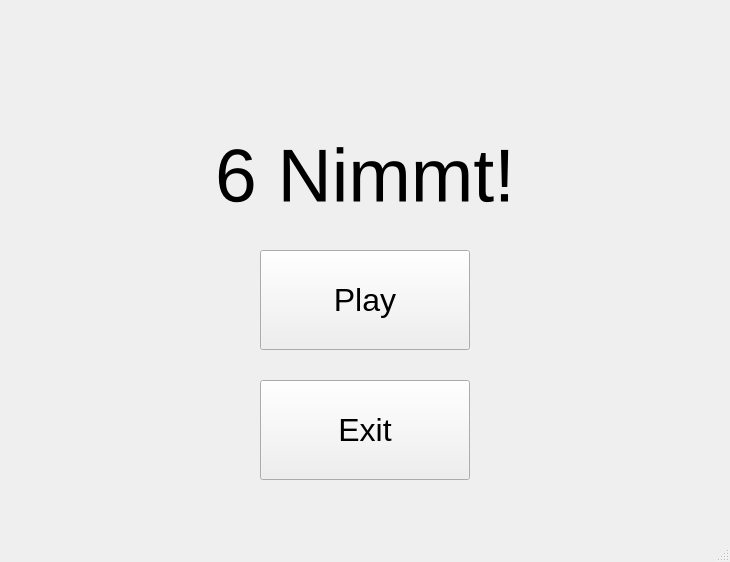
Before: the Qt Designer form mainWin.ui in sqrtxander/6nimmt, drawn with Qt 5.
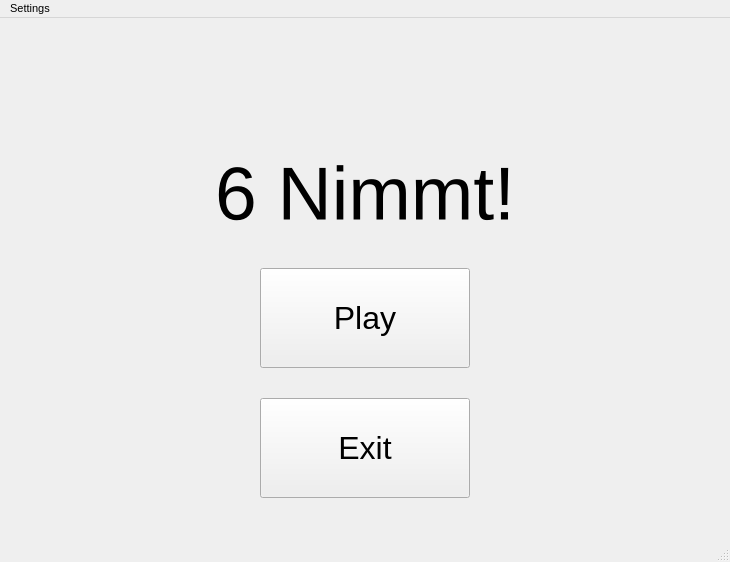
After: the same form once the commit is applied. Icons and pictures are not drawn.

Commit message: convert other windows to their own files, start settings window

Diff of the .ui file:
```diff
--- a/mainWin.ui
+++ b/mainWin.ui
@@ -1290,6 +1290,12 @@
      <height>21</height>
     </rect>
    </property>
+   <widget class="QMenu" name="menuSettings">
+    <property name="title">
+     <string>Settings</string>
+    </property>
+   </widget>
+   <addaction name="menuSettings"/>
   </widget>
   <widget class="QStatusBar" name="statusbar"/>
  </widget>
```
Left out of the diff: 2 changed lines with no effect on the pictures. The commit also changes 6 other files.
